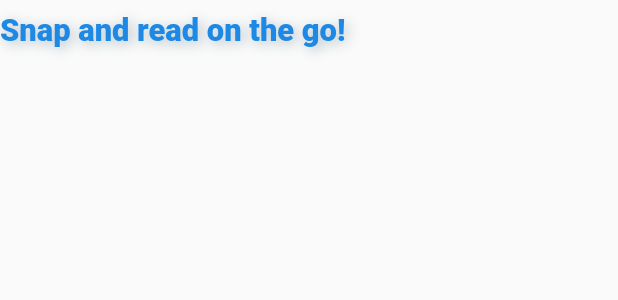
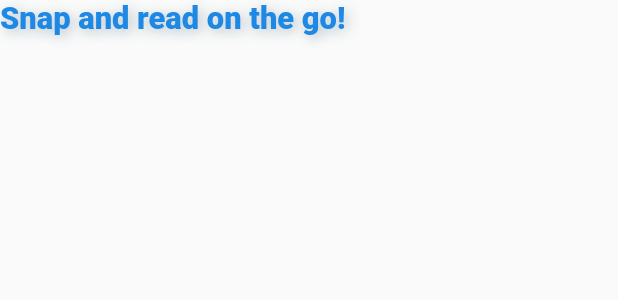
Before and after one commit to vaidya45/Bitcamp, a Flutter app: what buildTitle() shows on an empty page, opened directly with empty values, on a phone screen of 412 x 824 dp. Shown: the top 300 px of the screen. Run offline on Flutter 3.47's test engine with Material 2 defaults, Android fonts, the light colour scheme and no system bars; our stand-ins replace camera, flutter_tts, hexcolor, image_picker, smooth_page_indicator; Roboto replaces fonts that are missing (Montserrat); project files that could hold a hidden picture were left out.

Commit message:
fixed heading cutoff thing - hopefully :)

```diff
--- a/lib/Screens/GetStarted/Widgets/2PageView.dart
+++ b/lib/Screens/GetStarted/Widgets/2PageView.dart
@@ -39,7 +39,8 @@ Widget buildTopViews(BuildContext context, int index, double screenHeight, doubl
         buildImage(context, index, screenHeight),
         heightSpacer(screenHeight * 0.05),
         buildTitle(context, index),
-        heightSpacer(screenHeight * 0.02),
+        SizedBox(height: 15),
+        // heightSpacer(screenHeight * 0.02),
         buildSubTitle(context, index),
       ],
     ),
@@ -83,7 +84,7 @@ Widget buildImage(BuildContext context, int index, double screenHeight) => Cente
 
 Widget buildTitle(BuildContext context, int index) => Expanded(
   child: Container(
-    margin: EdgeInsets.only(top: MediaQuery.of(context).size.height * 0.01),
+    margin: EdgeInsets.only(top: MediaQuery.of(context).size.height * 0.0001),
     child: Text(
       heading[index],
       textAlign: TextAlign.center,
```
